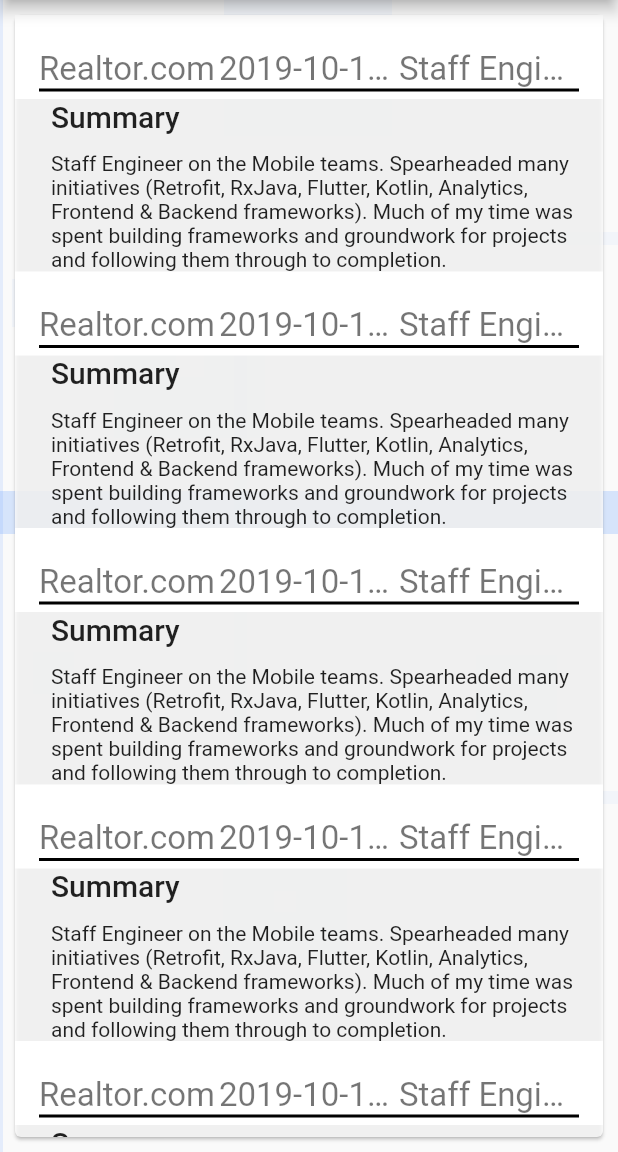
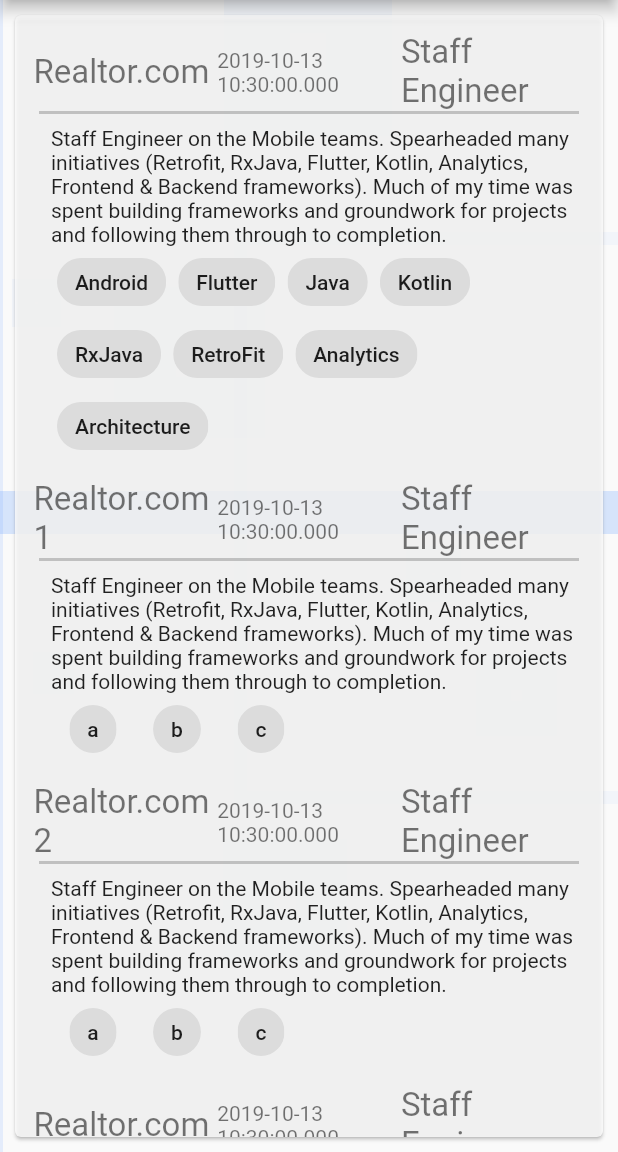
Before and after one commit to ahammer/flutter_resume, a Flutter app: the first screen one second after launch, on a phone screen of 412 x 824 dp, the part 84-1236 px from its top. Run offline on Flutter 3.47's test engine with Material 2 defaults, Android fonts, the phone set to English and light mode, and no system bars; our stand-ins replace url_launcher_web.

Commit message:
Resume layout

```diff
--- a/lib/screens/about/resume_screen.dart
+++ b/lib/screens/about/resume_screen.dart
@@ -16,28 +16,29 @@ final Map<String, Job> kJobExperienceWidgets = {
       endDate: DateTime.now(),
       startDate: DateTime.now(),
       roles: <String>["a", "b", "c"],
-      skills: <String>["a", "b", "c"],
-      summary: "Staff Engineer on the Mobile teams. Spearheaded many initiatives (Retrofit, RxJava, Flutter, Kotlin, Analytics, Frontend & Backend frameworks). Much of my time was spent building frameworks and groundwork for projects and following them through to completion."),
+      skills: <String>["Android", "Flutter", "Java", "Kotlin", "RxJava", "RetroFit", "Analytics", "Architecture"],
+      summary:
+          "Staff Engineer on the Mobile teams. Spearheaded many initiatives (Retrofit, RxJava, Flutter, Kotlin, Analytics, Frontend & Backend frameworks). Much of my time was spent building frameworks and groundwork for projects and following them through to completion."),
   "PNI/Staples": Job(
-      company: "Realtor.com",
+      company: "Realtor.com1",
       title: "Staff Engineer",
       achievements: ["a", "b", "c"],
       endDate: DateTime.now(),
       startDate: DateTime.now(),
       roles: <String>["a", "b", "c"],
       skills: <String>["a", "b", "c"],
-      summary: "Staff Engineer on the Mobile teams. Spearheaded many initiatives (Retrofit, RxJava, Flutter, Kotlin, Analytics, Frontend & Backend frameworks). Much of my time was spent building frameworks and groundwork for projects and following them through to completion."),
-
+      summary:
+          "Staff Engineer on the Mobile teams. Spearheaded many initiatives (Retrofit, RxJava, Flutter, Kotlin, Analytics, Frontend & Backend frameworks). Much of my time was spent building frameworks and groundwork for projects and following them through to completion."),
   "Atimi": Job(
-      company: "Realtor.com",
+      company: "Realtor.com2",
       title: "Staff Engineer",
       achievements: ["a", "b", "c"],
       endDate: DateTime.now(),
       startDate: DateTime.now(),
       roles: <String>["a", "b", "c"],
       skills: <String>["a", "b", "c"],
-      summary: "Staff Engineer on the Mobile teams. Spearheaded many initiatives (Retrofit, RxJava, Flutter, Kotlin, Analytics, Frontend & Backend frameworks). Much of my time was spent building frameworks and groundwork for projects and following them through to completion."),
-
+      summary:
+          "Staff Engineer on the Mobile teams. Spearheaded many initiatives (Retrofit, RxJava, Flutter, Kotlin, Analytics, Frontend & Backend frameworks). Much of my time was spent building frameworks and groundwork for projects and following them through to completion."),
   "Mirabel": Job(
       company: "Realtor.com",
       title: "Staff Engineer",
@@ -46,8 +47,8 @@ final Map<String, Job> kJobExperienceWidgets = {
       startDate: DateTime.now(),
       roles: <String>["a", "b", "c"],
       skills: <String>["a", "b", "c"],
-      summary: "Staff Engineer on the Mobile teams. Spearheaded many initiatives (Retrofit, RxJava, Flutter, Kotlin, Analytics, Frontend & Backend frameworks). Much of my time was spent building frameworks and groundwork for projects and following them through to completion."),
-
+      summary:
+          "Staff Engineer on the Mobile teams. Spearheaded many initiatives (Retrofit, RxJava, Flutter, Kotlin, Analytics, Frontend & Backend frameworks). Much of my time was spent building frameworks and groundwork for projects and following them through to completion."),
   "AFSI": Job(
       company: "Realtor.com",
       title: "Staff Engineer",
@@ -56,8 +57,8 @@ final Map<String, Job> kJobExperienceWidgets = {
       startDate: DateTime.now(),
       roles: <String>["a", "b", "c"],
       skills: <String>["a", "b", "c"],
-      summary: "Staff Engineer on the Mobile teams. Spearheaded many initiatives (Retrofit, RxJava, Flutter, Kotlin, Analytics, Frontend & Backend frameworks). Much of my time was spent building frameworks and groundwork for projects and following them through to completion."),
-
+      summary:
+          "Staff Engineer on the Mobile teams. Spearheaded many initiatives (Retrofit, RxJava, Flutter, Kotlin, Analytics, Frontend & Backend frameworks). Much of my time was spent building frameworks and groundwork for projects and following them through to completion."),
   "MindQuake": Job(
       company: "Realtor.com",
       title: "Staff Engineer",
@@ -66,8 +67,8 @@ final Map<String, Job> kJobExperienceWidgets = {
       startDate: DateTime.now(),
       roles: <String>["a", "b", "c"],
       skills: <String>["a", "b", "c"],
-      summary: "Staff Engineer on the Mobile teams. Spearheaded many initiatives (Retrofit, RxJava, Flutter, Kotlin, Analytics, Frontend & Backend frameworks). Much of my time was spent building frameworks and groundwork for projects and following them through to completion."),
-
+      summary:
+          "Staff Engineer on the Mobile teams. Spearheaded many initiatives (Retrofit, RxJava, Flutter, Kotlin, Analytics, Frontend & Backend frameworks). Much of my time was spent building frameworks and groundwork for projects and following them through to completion."),
 };
 
 class ResumeScreenBody extends StatefulWidget {
@@ -80,44 +81,52 @@ class ResumeScreenBody extends StatefulWidget {
 }
 
 class _ResumeScreenBodyState extends State<ResumeScreenBody> {
-
   @override
   Widget build(BuildContext context) {
     final width = MediaQuery.of(context).size.width;
     final List<Widget> slivers = List();
-    kJobExperienceWidgets.values.map((job)=>getJobDetailSlivers(context, job)).forEach((it)=>slivers.addAll(it));
+    kJobExperienceWidgets.values
+        .map((job) => getJobDetailSlivers(context, job))
+        .forEach((it) => slivers.addAll(it));
 
     return ContentPanel(
-            child: Card(color:  Theme.of(context).colorScheme.surface.withOpacity(0.8),child:CustomScrollView(slivers: slivers)),
+        child: Card(
+            color: Theme.of(context).colorScheme.surface.withOpacity(0.8),
+            child: CustomScrollView(slivers: slivers)),
         opened: true,
         openOffset: 0,
         closedOffset: -width,
         width: width);
   }
 
-
   List<Widget> getJobDetailSlivers(BuildContext context, Job job) => <Widget>[
-          SliverAppBar(
-            backgroundColor: Theme.of(context).colorScheme.surface,
-            pinned: true,
-            title: JobDetailHeader(job: job),
-          ),
         SliverList(
-
           delegate: SliverChildListDelegate([
+            Container(height:12),
+            JobDetailHeader(job: job),
             Padding(
-                padding: const EdgeInsets.fromLTRB(24,0,16,0),
-                child: Container( child:Text("Summary", style: Theme.of(context).textTheme.title)),
+              padding: const EdgeInsets.fromLTRB(24, 0, 16, 0),
+              child: Container(child: Text(job.summary)),
             ),
             Padding(
-                padding: const EdgeInsets.fromLTRB(24,12,16,0),
-                child: Container( child:Text(job.summary)),
+              padding: const EdgeInsets.fromLTRB(24, 0, 16, 0),
+              child: Container(
+                width:double.infinity,
+                  child: Wrap(
+                children: <Widget>[
+                  ...(job.skills
+                      .map((skill) => Padding(
+                        padding: const EdgeInsets.fromLTRB(4,0,4,0),
+                        child: Chip(label: Text(skill)),
+                      ))
+                      .toList()),
+                ],
+                direction: Axis.horizontal,
+              )),
             ),
-
           ]),
         )
       ];
-
 }
 
 class ContentPanel extends StatelessWidget {
@@ -211,7 +220,6 @@ class Job {
       @required this.achievements});
 }
 
-
 class JobDetailHeader extends StatelessWidget {
   final topRowHeight = 36.0;
 
@@ -226,34 +234,54 @@ class JobDetailHeader extends StatelessWidget {
   Widget build(BuildContext context) {
     return Column(
       children: <Widget>[
-        Padding(
-          padding: const EdgeInsets.fromLTRB(0,18,0,0),
-          child: Container(
+        Container(
             width: double.infinity,
             child: Row(
               children: <Widget>[
                 Expanded(
+                  flex: 1,
+                  child: Container(),
+                ),
+                Expanded(
+                    flex: 10,
                     child: Container(
                         alignment: FractionalOffset.bottomLeft,
                         child: Text(job.company,
-                              style: Theme.of(context).textTheme.display1.copyWith(fontSize: 22)))),
+                            style: Theme.of(context)
+                                .textTheme
+                                .display1
+                                .copyWith(fontSize: 22)))),
                 Expanded(
+                    flex: 10,
                     child: Container(
                         alignment: FractionalOffset.bottomCenter,
                         child: Text(job.startDate.toString(),
-                              style: Theme.of(context).textTheme.display1.copyWith(fontSize: 22)))),
+                            style: Theme.of(context)
+                                .textTheme
+                                .display1
+                                .copyWith(fontSize: 14)))),
                 Expanded(
+                    flex: 10,
                     child: Container(
                         alignment: FractionalOffset.bottomRight,
                         child: Text(job.title,
-                              style: Theme.of(context).textTheme.display1.copyWith(fontSize: 22)))),
+                            style: Theme.of(context)
+                                .textTheme
+                                .display1
+                                .copyWith(fontSize: 22)))),
+                Expanded(
+                  flex: 1,
+                  child: Container(),
+                ),
               ],
             )),
-        ),
-        Container(
+        Padding(
+          padding: const EdgeInsets.fromLTRB(16, 0, 16, 8),
+          child: Container(
             width: double.infinity,
             height: 2,
-          color: Theme.of(context).colorScheme.onSurface,
+            color: Theme.of(context).colorScheme.onSurface.withOpacity(0.2),
+          ),
         )
       ],
     );
```
Lines whose indentation alone changed are shown as unchanged.
